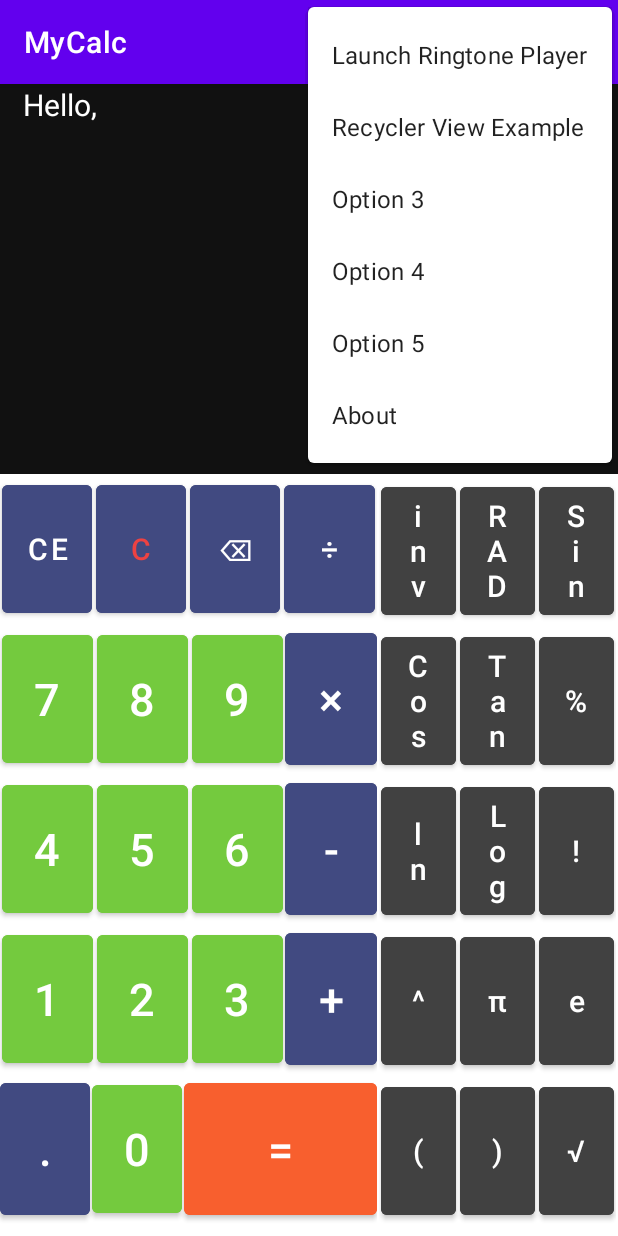
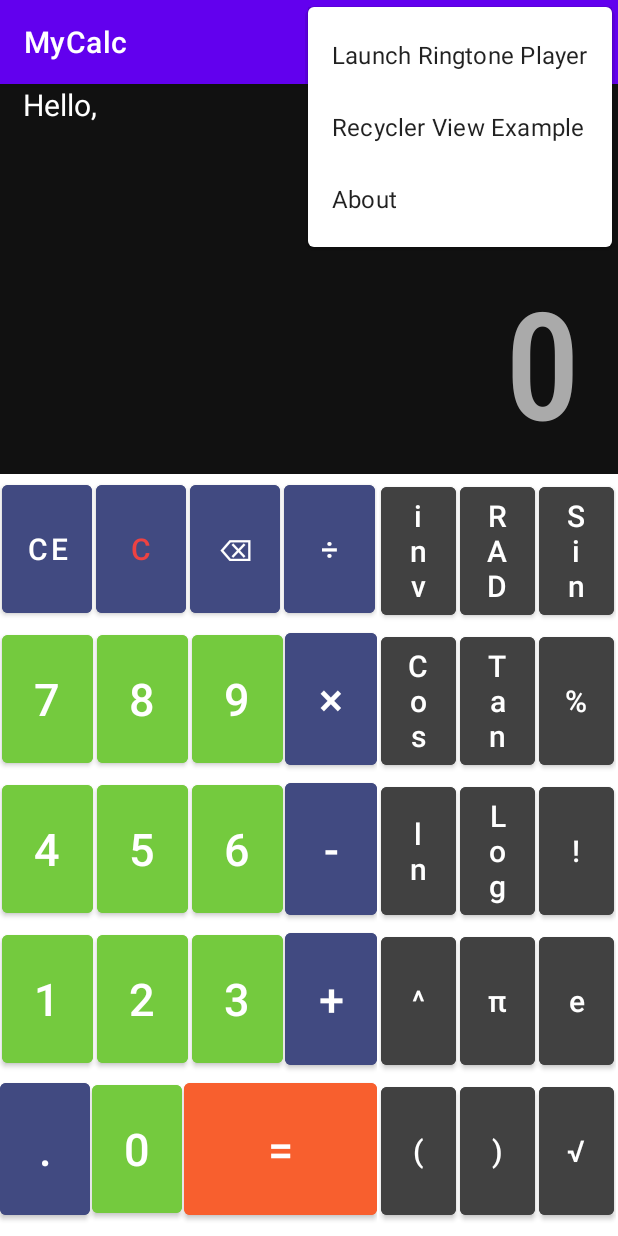
Before and after one commit to Inquisitor-16/MyCalc, an Android app: the CalculatorActivity screen opened directly, with no data from a screen before it, with the options menu open, on a phone screen of 412 x 824 dp. Run offline under Robolectric (Android 15) with nearby library versions, the phone set to English and light mode, and no system bars.

```diff
--- a/app/src/main/res/menu/my_menu.xml
+++ b/app/src/main/res/menu/my_menu.xml
@@ -5,12 +5,6 @@
         android:title="Launch Ringtone Player"/>
     <item android:id="@+id/rView"
         android:title="Recycler View Example" />
-    <item android:id="@+id/opt3"
-        android:title="Option 3" />
-    <item android:id="@+id/opt4"
-        android:title="Option 4" />
-    <item android:id="@+id/opt5"
-        android:title="Option 5" />
     <item android:id="@+id/about"
         android:title="About" />
 </menu>
```
Also changed, not shown: app/src/main/java/com/example/mycalc/CalculatorActivity.java (+0 -9 lines).
